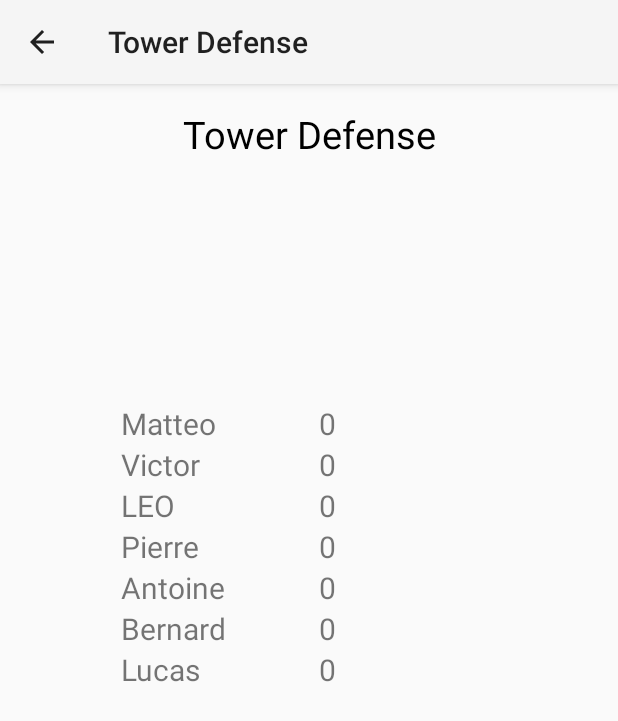
After one commit to keturss/Projet-Mobile_GAILLARD_Broquet, an Android app: the ScoreActivity screen opened directly, with no data from a screen before it, on a phone screen of 412 x 824 dp. The commit adds this screen. Shown: the top 721 px of the screen. Run offline under Robolectric (Android 15) with nearby library versions, the phone set to English and light mode, and no system bars.

Commit message:
Creation Activity Score TODO: serialization (a terminer)

```diff
--- a/Code/app/src/main/java/fr/iut63/towerdefense/views/ActivityGame.java
+++ b/Code/app/src/main/java/fr/iut63/towerdefense/UI/activity/ActivityGame.java
@@ -1,9 +1,8 @@
-package fr.iut63.towerdefense.views;
+package fr.iut63.towerdefense.UI.activity;
 
 import android.os.Bundle;
 import android.util.DisplayMetrics;
 import android.view.MotionEvent;
-import android.widget.TextView;
 
 import androidx.annotation.Nullable;
 import androidx.appcompat.app.AlertDialog;
@@ -15,7 +14,7 @@ import fr.iut63.towerdefense.model.gamelogic.GameManager;
 import fr.iut63.towerdefense.model.gamelogic.action.IBuyer;
 import fr.iut63.towerdefense.model.gamelogic.action.tower.BuyerTower;
 import fr.iut63.towerdefense.model.gamelogic.map.GenerationMap;
-import fr.iut63.towerdefense.views.map.DrawMap;
+import fr.iut63.towerdefense.UI.view.DrawMap;
 
 public class ActivityGame extends AppCompatActivity {
 
--- a/Code/app/src/main/java/fr/iut63/towerdefense/views/ParametersMenu.java
+++ b/Code/app/src/main/java/fr/iut63/towerdefense/UI/activity/ParametersMenu.java
@@ -1,4 +1,4 @@
-package fr.iut63.towerdefense.views;
+package fr.iut63.towerdefense.UI.activity;
 
 import android.os.Bundle;
 
--- /dev/null
+++ b/Code/app/src/main/java/fr/iut63/towerdefense/UI/activity/ScoreActivity.java
@@ -0,0 +1,76 @@
+package fr.iut63.towerdefense.UI.activity;
+
+import android.os.Bundle;
+import android.util.Log;
+import android.widget.TextView;
+
+import androidx.annotation.Nullable;
+import androidx.appcompat.app.AppCompatActivity;
+import androidx.recyclerview.widget.LinearLayoutManager;
+import androidx.recyclerview.widget.RecyclerView;
+
+import java.io.FileNotFoundException;
+import java.util.ArrayList;
+
+import fr.iut63.towerdefense.R;
+import fr.iut63.towerdefense.UI.util.adaptater.ArrayToView;
+import fr.iut63.towerdefense.UI.util.data.Stub;
+import fr.iut63.towerdefense.UI.util.save.FileLoader;
+import fr.iut63.towerdefense.UI.util.save.FileSaver;
+import fr.iut63.towerdefense.UI.util.save.ILoad;
+import fr.iut63.towerdefense.UI.util.save.ISave;
+import fr.iut63.towerdefense.model.gamelogic.GameState;
+
+public class ScoreActivity extends AppCompatActivity {
+
+    public static final String PATHToScores = "scores";
+    private ISave save = new FileSaver();
+    private ILoad loader;
+    private final Stub modele = new Stub();
+    private ArrayList<GameState> scores = null;
+
+    private RecyclerView scoresRecyclerView;
+    private TextView textViewHUD;
+    ArrayList<GameState> scoresView = new ArrayList<>();
+
+
+    @Override
+    protected void onCreate(@Nullable Bundle savedInstanceState) {
+        super.onCreate(savedInstanceState);
+        setContentView(R.layout.activity_scores);
+
+        Log.d("Create","onCreateScores()");
+
+        loader = new FileLoader();
+        try {
+            scores = (ArrayList<GameState>) loader.load(openFileInput(PATHToScores));
+        } catch (FileNotFoundException e) {
+            System.out.println(e);
+        }
+        if (scores == null) {
+            scores = (ArrayList<GameState>) modele.load(null);
+        }
+
+        scoresRecyclerView = findViewById(R.id.scoresRecyclerView);
+        scoresRecyclerView.setLayoutManager(new LinearLayoutManager(getApplicationContext()));
+
+        textViewHUD = findViewById(R.id.textViewHUD);
+
+        scoresView.addAll(scores);
+
+        scoresRecyclerView.setAdapter(new ArrayToView(scoresView));
+
+    }
+
+
+    @Override
+    protected void onStop() {
+        try {
+            save.save(openFileOutput(PATHToScores, MODE_PRIVATE), scores);
+        } catch (FileNotFoundException e) {
+            Log.e(getPackageName(), "Save failed");
+        }
+        super.onStop();
+        Log.d("Stop","onStop()");
+    }
+}
--- /dev/null
+++ b/Code/app/src/main/java/fr/iut63/towerdefense/UI/util/adaptater/ArrayToView.java
@@ -0,0 +1,44 @@
+package fr.iut63.towerdefense.UI.util.adaptater;
+
+import android.util.Log;
+import android.view.LayoutInflater;
+import android.view.ViewGroup;
+import android.widget.LinearLayout;
+
+import androidx.annotation.NonNull;
+import androidx.recyclerview.widget.RecyclerView;
+
+import java.util.ArrayList;
+
+import fr.iut63.towerdefense.R;
+import fr.iut63.towerdefense.model.gamelogic.GameState;
+
+public class ArrayToView extends RecyclerView.Adapter {
+
+    private ArrayList<GameState> scores = new ArrayList<>();
+
+    public ArrayToView(ArrayList<GameState> scores) {
+        this.scores = scores;
+    }
+
+    @NonNull
+    @Override
+    public RecyclerView.ViewHolder onCreateViewHolder(@NonNull ViewGroup parent, int viewType) {
+        LinearLayout layoutScore = (LinearLayout) LayoutInflater.from(parent.getContext()).inflate(R.layout.score_field, parent, false);
+        return new ViewHolderScore(layoutScore);
+    }
+
+    @Override
+    public void onBindViewHolder(@NonNull RecyclerView.ViewHolder holder, int position) {
+        GameState scoreCourant = scores.get(position);
+        Log.d("Pseudo",scoreCourant.getPseudo());
+        Log.d("Score", String.valueOf(scoreCourant.getScore()));
+        ((ViewHolderScore)holder).getPseudoViewScore().setText(scoreCourant.getPseudo());
+        ((ViewHolderScore)holder).getScoreViewScore().setText(String.valueOf(scoreCourant.getScore()));
+    }
+
+    @Override
+    public int getItemCount() {
+        return scores.size();
+    }
+}
--- /dev/null
+++ b/Code/app/src/main/java/fr/iut63/towerdefense/UI/util/adaptater/ViewHolderScore.java
@@ -0,0 +1,33 @@
+package fr.iut63.towerdefense.UI.util.adaptater;
+
+import android.view.View;
+import android.widget.TextView;
+
+import androidx.annotation.NonNull;
+import androidx.recyclerview.widget.RecyclerView;
+
+import fr.iut63.towerdefense.R;
+import fr.iut63.towerdefense.model.gamelogic.GameState;
+
+public class ViewHolderScore extends RecyclerView.ViewHolder{
+
+    private TextView pseudoViewScore;
+    private TextView scoreViewScore;
+
+    public ViewHolderScore(@NonNull View itemView){
+        super(itemView);
+        pseudoViewScore = itemView.findViewById(R.id.pseudoText);
+        scoreViewScore = itemView.findViewById(R.id.scoreText);
+    }
+
+    public TextView getScoreViewScore() {
+        return scoreViewScore;
+    }
+    public TextView getPseudoViewScore() {
+        return pseudoViewScore;
+    }
+
+    public void setScoreCourant(GameState score) {
+        // ..
+    }
+}
--- /dev/null
+++ b/Code/app/src/main/java/fr/iut63/towerdefense/UI/util/data/Stub.java
@@ -0,0 +1,25 @@
+package fr.iut63.towerdefense.UI.util.data;
+
+import java.io.FileInputStream;
+import java.io.Serializable;
+import java.util.ArrayList;
+
+import fr.iut63.towerdefense.UI.util.save.ILoad;
+import fr.iut63.towerdefense.model.gamelogic.GameState;
+
+public class Stub implements ILoad {
+
+    @Override
+    public Serializable load(FileInputStream file) {
+        ArrayList<GameState> scores = new ArrayList<>();
+        scores.add(new GameState("Matteo"));
+        scores.add(new GameState("Victor"));
+        scores.add(new GameState("LEO"));
+        scores.add(new GameState("Pierre"));
+        scores.add(new GameState("Antoine"));
+        scores.add(new GameState("Bernard"));
+        scores.add(new GameState("Lucas"));
+        return scores;
+    }
+
+}
--- /dev/null
+++ b/Code/app/src/main/java/fr/iut63/towerdefense/UI/util/save/FileLoader.java
@@ -0,0 +1,28 @@
+package fr.iut63.towerdefense.UI.util.save;
+
+import androidx.annotation.NonNull;
+import androidx.annotation.Nullable;
+
+import java.io.FileInputStream;
+import java.io.FileNotFoundException;
+import java.io.IOException;
+import java.io.ObjectInputStream;
+import java.io.Serializable;
+
+public class FileLoader implements ILoad {
+    @Nullable
+    @Override
+    public Serializable load(@NonNull FileInputStream file) {
+        Serializable serializable = null;
+        try (ObjectInputStream objectInputStream = new ObjectInputStream(file)) {
+            serializable  = (Serializable) objectInputStream.readObject();
+        } catch (FileNotFoundException e) {
+            e.printStackTrace();
+        } catch (IOException e) {
+            e.printStackTrace();
+        } catch (ClassNotFoundException e) {
+            e.printStackTrace();
+        }
+        return serializable;
+    }
+}
--- /dev/null
+++ b/Code/app/src/main/java/fr/iut63/towerdefense/UI/util/save/ILoad.java
@@ -0,0 +1,8 @@
+package fr.iut63.towerdefense.UI.util.save;
+
+import java.io.FileInputStream;
+
+public interface ILoad {
+
+    Object load(FileInputStream file);
+}
--- /dev/null
+++ b/Code/app/src/main/java/fr/iut63/towerdefense/UI/util/save/ISave.java
@@ -0,0 +1,9 @@
+package fr.iut63.towerdefense.UI.util.save;
+
+import java.io.FileOutputStream;
+import java.io.Serializable;
+
+public interface ISave {
+
+    void save(FileOutputStream file, Serializable toSave);
+}
--- a/Code/app/src/main/java/fr/iut63/towerdefense/views/map/DrawMap.java
+++ b/Code/app/src/main/java/fr/iut63/towerdefense/UI/view/DrawMap.java
@@ -1,4 +1,4 @@
-package fr.iut63.towerdefense.views.map;
+package fr.iut63.towerdefense.UI.view;
 
 import android.graphics.Bitmap;
 import android.graphics.BitmapFactory;
@@ -10,7 +10,7 @@ import java.util.ArrayList;
 import java.util.List;
 
 import fr.iut63.towerdefense.model.gamelogic.map.Map;
-import fr.iut63.towerdefense.views.ActivityGame;
+import fr.iut63.towerdefense.UI.activity.ActivityGame;
 
 public class DrawMap {
 
--- a/Code/app/src/main/res/layout-land/main_menu.xml
+++ b/Code/app/src/main/res/layout-land/main_menu.xml
@@ -44,7 +44,7 @@
         app:layout_constraintTop_toBottomOf="@+id/menu_title" />
 
     <Button
-        android:id="@+id/menu_buttonParam"
+        android:id="@+id/menu_buttonScore"
         android:layout_width="wrap_content"
         android:layout_height="wrap_content"
         android:text="@string/menu_buttonParam"
--- /dev/null
+++ b/Code/app/src/main/res/layout/activity_scores.xml
@@ -0,0 +1,48 @@
+<?xml version="1.0" encoding="utf-8"?>
+<androidx.constraintlayout.widget.ConstraintLayout xmlns:android="http://schemas.android.com/apk/res/android"
+    xmlns:app="http://schemas.android.com/apk/res-auto"
+    xmlns:tools="http://schemas.android.com/tools"
+    android:layout_width="match_parent"
+    android:layout_height="match_parent"
+    tools:ignore="ExtraText">
+
+    <androidx.recyclerview.widget.RecyclerView
+        android:id="@+id/scoresRecyclerView"
+        android:layout_width="251dp"
+        android:layout_height="407dp"
+        android:layout_marginTop="64dp"
+        android:foregroundGravity="center"
+        app:layout_constraintBottom_toBottomOf="parent"
+        app:layout_constraintEnd_toEndOf="parent"
+        app:layout_constraintHorizontal_bias="0.5"
+        app:layout_constraintStart_toStartOf="parent"
+        app:layout_constraintTop_toTopOf="parent" />
+
+
+    <TextView
+        android:id="@+id/LeaderBoard"
+        android:layout_width="wrap_content"
+        android:layout_height="wrap_content"
+        android:layout_marginTop="16dp"
+        android:text="@string/app_name"
+        android:textColor="@color/black"
+        android:textSize="@dimen/sub_title"
+        app:layout_constraintLeft_toLeftOf="parent"
+        app:layout_constraintRight_toRightOf="parent"
+        app:layout_constraintTop_toTopOf="parent"
+        tools:ignore="SpUsage" />
+
+    <TextView
+        android:id="@+id/textViewHUD"
+        android:layout_width="wrap_content"
+        android:layout_height="wrap_content"
+        android:layout_marginTop="96dp"
+        android:textColor="@color/black"
+        android:textSize="@dimen/sub_title"
+        app:layout_constraintLeft_toLeftOf="parent"
+        app:layout_constraintRight_toRightOf="parent"
+        app:layout_constraintTop_toBottomOf="@+id/LeaderBoard"
+        tools:ignore="SpUsage" />
+
+
+</androidx.constraintlayout.widget.ConstraintLayout>
--- /dev/null
+++ b/Code/app/src/main/res/layout/score_field.xml
@@ -0,0 +1,22 @@
+<?xml version="1.0" encoding="utf-8"?>
+<LinearLayout xmlns:android="http://schemas.android.com/apk/res/android"
+    xmlns:tools="http://schemas.android.com/tools"
+    android:layout_width="match_parent"
+    android:layout_height="wrap_content">
+
+    <TextView
+        android:id="@+id/pseudoText"
+        android:layout_width="132dp"
+        android:layout_height="wrap_content"
+        android:text="@string/ok"
+        android:textSize="@dimen/clasic_text"
+        tools:ignore="MissingConstraints" />
+
+    <TextView
+        android:id="@+id/scoreText"
+        android:layout_width="122dp"
+        android:layout_height="wrap_content"
+        android:text="@string/ok"
+        android:textSize="@dimen/clasic_text"
+        tools:ignore="MissingConstraints" />
+</LinearLayout>
--- /dev/null
+++ b/Code/app/src/main/res/values/dimens.xml
@@ -0,0 +1,5 @@
+<?xml version="1.0" encoding="utf-8"?>
+<resources>
+    <dimen name="sub_title">25dp</dimen>
+    <dimen name="clasic_text">20dp</dimen>
+</resources>
--- a/Code/app/src/main/res/values/strings.xml
+++ b/Code/app/src/main/res/values/strings.xml
@@ -18,4 +18,8 @@
     <string name="cancel">Cancel</string>
     <string name="give_up_ask">Do you really want to give up?</string>
     <string name="menu_quit_ask">Are you sure you want to quit?</string>
+    <string name="medium">medium</string>
+    <string name="hard">hard</string>
+    <string name="easy">easy</string>
+    <string name="menu_buttonScore">Score</string>
 </resources>
```
Also changed, not shown: Code/app/src/main/AndroidManifest.xml (+8 -4 lines), Code/app/src/main/java/fr/iut63/towerdefense/UI/activity/MainMenu.java (renamed from Code/app/src/main/java/fr/iut63/towerdefense/views/MainMenu.java, +9 -5 lines), Code/app/src/main/java/fr/iut63/towerdefense/UI/util/save/FileSaver.java (added, +21 -0 lines), Code/app/src/main/res/layout/main_menu.xml (+13 -3 lines).
